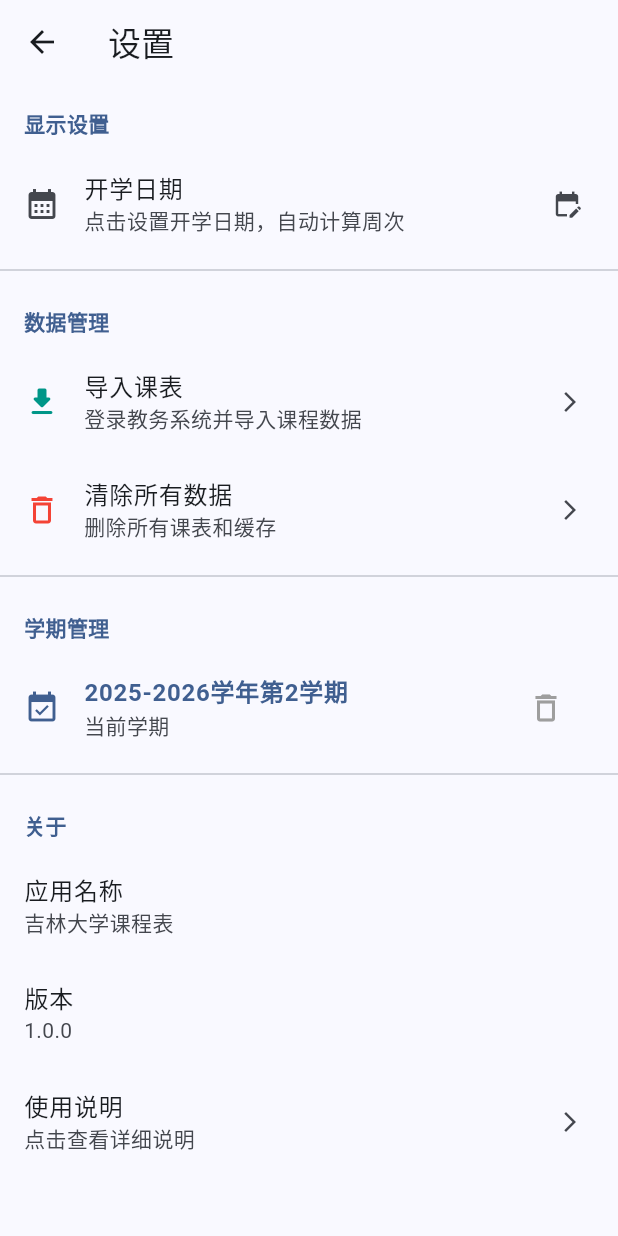
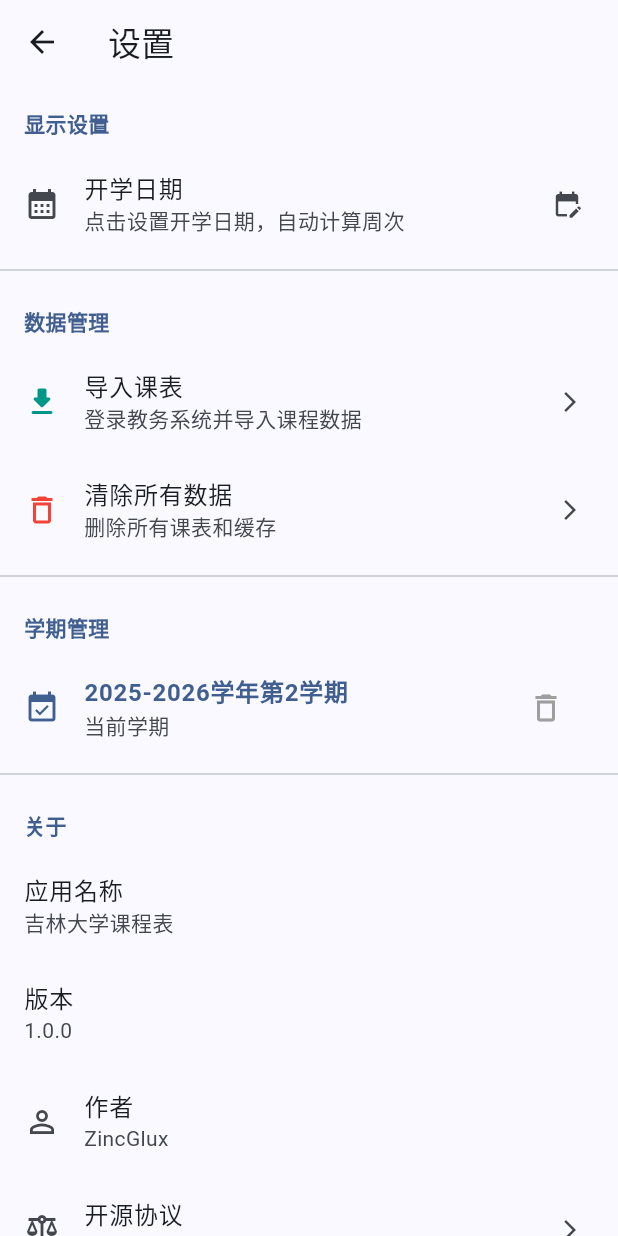
Before and after one commit to ZincGluxx/JLU_COURSE_APP, a Flutter app: the SettingsScreen screen opened directly, on a phone screen of 412 x 824 dp. Run offline on Flutter 3.47's test engine with Material 3 defaults, Android fonts, the phone set to English and light mode, and no system bars; our stand-ins replace shared_preferences, webview_flutter; missing offline and left inert: home_widget; accounts and stored records are empty.

Commit message:
Feat: add author and GPL v3 license info to settings

```diff
--- a/lib/screens/settings_screen.dart
+++ b/lib/screens/settings_screen.dart
@@ -252,6 +252,53 @@ class SettingsScreen extends StatelessWidget {
             subtitle: const Text('1.0.0'),
           ),
           ListTile(
+            leading: const Icon(Icons.person_outline),
+            title: const Text('作者'),
+            subtitle: const Text('ZincGlux'),
+          ),
+          ListTile(
+            leading: const Icon(Icons.balance),
+            title: const Text('开源协议'),
+            subtitle: const Text('GNU General Public License v3.0'),
+            trailing: const Icon(Icons.arrow_forward_ios, size: 16),
+            onTap: () {
+              showDialog(
+                context: context,
+                builder: (context) => AlertDialog(
+                  title: const Row(
+                    children: [
+                      Icon(Icons.balance),
+                      SizedBox(width: 8),
+                      Text('GPL v3'),
+                    ],
+                  ),
+                  content: const SingleChildScrollView(
+                    child: Text(
+                      'Copyright (C) 2026  ZincGlux\n\n'
+                      'This program is free software: you can redistribute it and/or modify '
+                      'it under the terms of the GNU General Public License as published by '
+                      'the Free Software Foundation, either version 3 of the License, or '
+                      '(at your option) any later version.\n\n'
+                      'This program is distributed in the hope that it will be useful, '
+                      'but WITHOUT ANY WARRANTY; without even the implied warranty of '
+                      'MERCHANTABILITY or FITNESS FOR A PARTICULAR PURPOSE. See the '
+                      'GNU General Public License for more details.\n\n'
+                      'You should have received a copy of the GNU General Public License '
+                      'along with this program. If not, see https://www.gnu.org/licenses/',
+                      style: TextStyle(fontSize: 13, height: 1.6),
+                    ),
+                  ),
+                  actions: [
+                    TextButton(
+                      onPressed: () => Navigator.pop(context),
+                      child: const Text('关闭'),
+                    ),
+                  ],
+                ),
+              );
+            },
+          ),
+          ListTile(
             title: const Text('使用说明'),
             subtitle: const Text('点击查看详细说明'),
             trailing: const Icon(Icons.arrow_forward_ios, size: 16),
```
